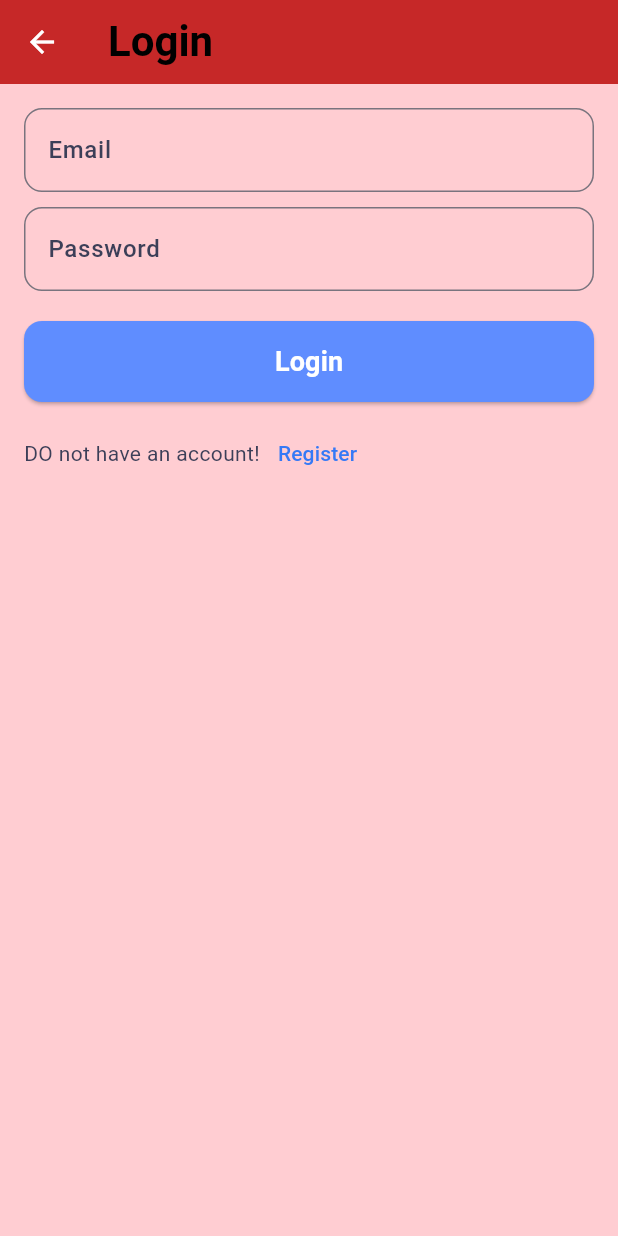
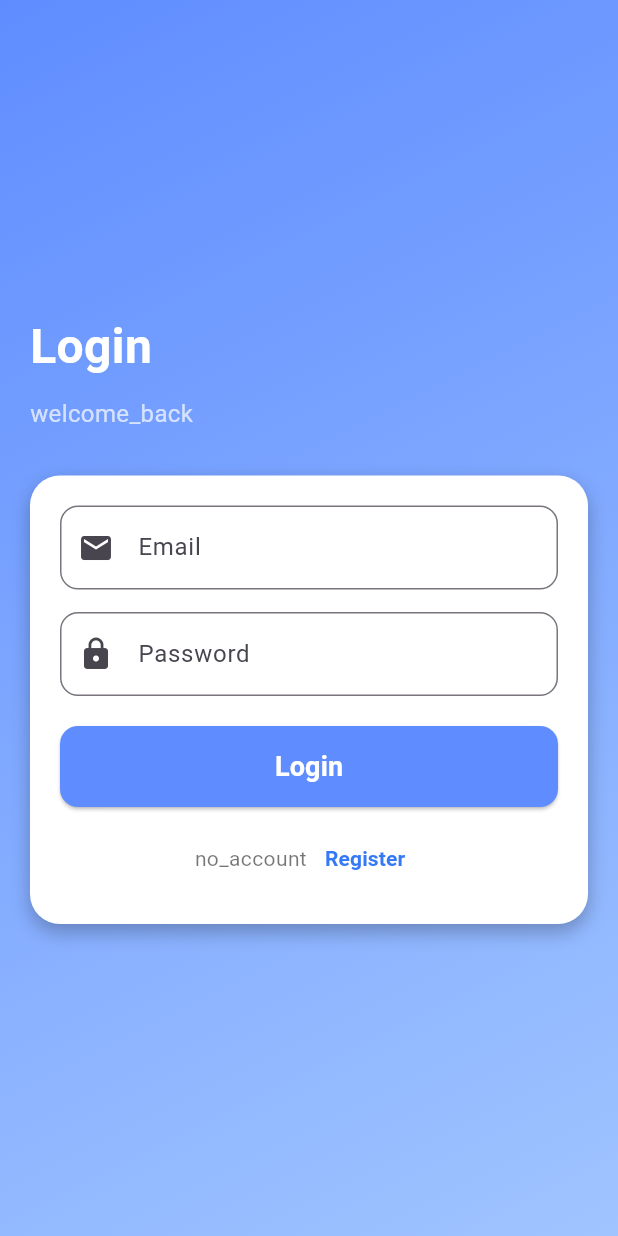
Before and after one commit to danakhairallah/DIY-Project, a Flutter app: the LoginPage screen opened by its route, on a phone screen of 412 x 824 dp. Run offline on Flutter 3.47's test engine with Material 3 defaults, Android fonts, the phone set to English and light mode, and no system bars; our stand-ins replace image_picker.

Commit message:
Update login_page.dart

```diff
--- a/lib/screens/login_page.dart
+++ b/lib/screens/login_page.dart
@@ -1,7 +1,6 @@
 import 'package:flutter/material.dart';
 import '../utils/app_localizations.dart';
 import 'home_page.dart';
-
 
 class LoginPage extends StatefulWidget {
   const LoginPage({super.key});
@@ -28,69 +27,130 @@ class _LoginPageState extends State<LoginPage> {
   Widget build(BuildContext context) {
     final loc = AppLocalizations.of(context)!;
     final isRtl = Directionality.of(context) == TextDirection.rtl;
+    final size = MediaQuery.of(context).size;
 
     return Scaffold(
-      appBar: AppBar(title: Text(loc.translate("login"), style: TextStyle(fontSize: 28,fontWeight: FontWeight.bold,color: Colors.black,),),),
-      body: Padding(
-        padding: const EdgeInsets.all(16.0),
-        child:
-           Form(
+      body: Container(
+        width: double.infinity,
+        height: double.infinity,
+        decoration: const BoxDecoration(
+          gradient: LinearGradient(
+            colors: [Color(0xFF5F8DFF), Color(0xFFA0C4FF)],
+            begin: Alignment.topLeft,
+            end: Alignment.bottomRight,
+          ),
+        ),
+        child: Center(
+          child: SingleChildScrollView(
+            padding: const EdgeInsets.symmetric(horizontal: 20, vertical: 30),
+            child: Column(
+              crossAxisAlignment:
+              isRtl ? CrossAxisAlignment.end : CrossAxisAlignment.start,
+              children: [
+                Text(
+                  loc.translate("login"),
+                  style: const TextStyle(
+                    fontSize: 32,
+                    fontWeight: FontWeight.bold,
+                    color: Colors.white,
+                  ),
+                ),
+                const SizedBox(height: 10),
+                Text(
+                  loc.translate("welcome_back"),
+                  style: const TextStyle(
+                    fontSize: 16,
+                    color: Colors.white70,
+                  ),
+                ),
+                const SizedBox(height: 30),
+                Container(
+                  padding: const EdgeInsets.all(20),
+                  decoration: BoxDecoration(
+                    color: Colors.white,
+                    borderRadius: BorderRadius.circular(20),
+                    boxShadow: const [
+                      BoxShadow(
+                        color: Colors.black26,
+                        blurRadius: 10,
+                        offset: Offset(0, 5),
+                      ),
+                    ],
+                  ),
+                  child: Form(
                     key: _formKey,
-          child: ListView(
+                    child: Column(
                       children: [
                         TextFormField(
                           controller: _emailController,
-                decoration: InputDecoration(labelText: loc.translate("email"),
+                          decoration: InputDecoration(
+                            labelText: loc.translate("email"),
+                            prefixIcon: const Icon(Icons.email),
                             border: OutlineInputBorder(
                               borderRadius: BorderRadius.circular(12),
                             ),
-                labelStyle: TextStyle(fontSize: 16,fontWeight: FontWeight.w500,color: Color(0xFF3C3F58))),
-                validator: (value) =>
-                value!.isEmpty ? loc.translate("required_field") : null,
                           ),
-              const SizedBox(height: 10),
+                          validator: (value) => value!.isEmpty
+                              ? loc.translate("required_field")
+                              : null,
+                        ),
+                        const SizedBox(height: 15),
                         TextFormField(
                           controller: _passwordController,
-                decoration: InputDecoration(labelText: loc.translate("password"),
+                          obscureText: true,
+                          decoration: InputDecoration(
+                            labelText: loc.translate("password"),
+                            prefixIcon: const Icon(Icons.lock),
                             border: OutlineInputBorder(
                               borderRadius: BorderRadius.circular(12),
                             ),
-                    labelStyle: TextStyle(fontSize: 16,fontWeight: FontWeight.w500,color: Color(0xFF3C3F58)),),
-                obscureText: true,
-                validator: (value) =>
-                value!.length < 6 ? loc.translate("password_too_short") : null,
+                          ),
+                          validator: (value) => value!.length < 6
+                              ? loc.translate("password_too_short")
+                              : null,
                         ),
                         const SizedBox(height: 20),
-              ElevatedButton(
+                        SizedBox(
+                          width: double.infinity,
+                          child: ElevatedButton(
                             onPressed: _submit,
                             style: ElevatedButton.styleFrom(
-                  backgroundColor: Color(0xFF5F8DFF),
+                              backgroundColor: const Color(0xFF5F8DFF),
+                              padding: const EdgeInsets.symmetric(vertical: 14),
                               shape: RoundedRectangleBorder(
                                 borderRadius: BorderRadius.circular(12),
                               ),
-                  padding: EdgeInsets.symmetric(vertical: 14),
                             ),
-                child: Text(loc.translate("login"),style: TextStyle(fontSize: 18,fontWeight: FontWeight.bold,color: Colors.white),),
-
+                            child: Text(
+                              loc.translate("login"),
+                              style: const TextStyle(
+                                  fontSize: 18,
+                                  fontWeight: FontWeight.bold,
+                                  color: Colors.white),
+                            ),
+                          ),
                         ),
                         const SizedBox(height: 10),
-              //*********************************
                         Row(
+                          mainAxisAlignment: MainAxisAlignment.center,
                           children: [
-                  Text("DO not have an account!",style: TextStyle(fontSize: 14,color:Color(0xFF3C3F58) ),),
+                            Text(
+                              loc.translate("no_account"),
+                              style: const TextStyle(
+                                  fontSize: 14, color: Colors.black54),
+                            ),
                             TextButton(
                               onPressed: () {
                                 Navigator.pushNamed(context, '/register');
-
-
-
                               },
-                    style: TextButton.styleFrom(
-                      side: BorderSide.none,
-                      foregroundColor: Colors.blue,
+                              child: Text(
+                                loc.translate("register"),
+                                style: const TextStyle(
+                                  fontSize: 14,
+                                  color: Color(0xFF3579F6),
+                                  fontWeight: FontWeight.bold,
                                 ),
-                    child: Text(loc.translate("register"),
-                      style: TextStyle(fontSize: 14,color: Color(0xFF3579F6),),),
+                              ),
                             ),
                           ],
                         )
@@ -98,6 +158,11 @@ class _LoginPageState extends State<LoginPage> {
                     ),
                   ),
                 ),
+              ],
+            ),
+          ),
+        ),
+      ),
     );
   }
 }
```
Lines whose indentation alone changed are shown as unchanged.
